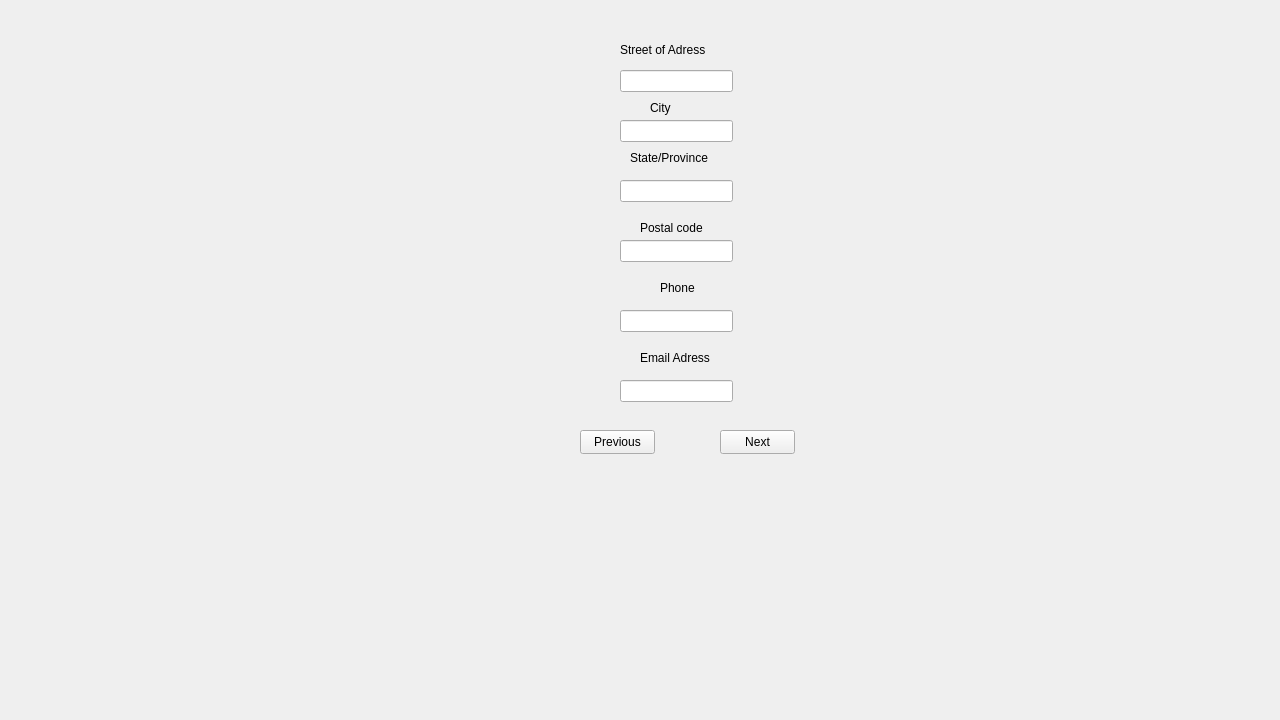
Qt form forms/register.ui (IVAndreev21/YRT) before a commit.
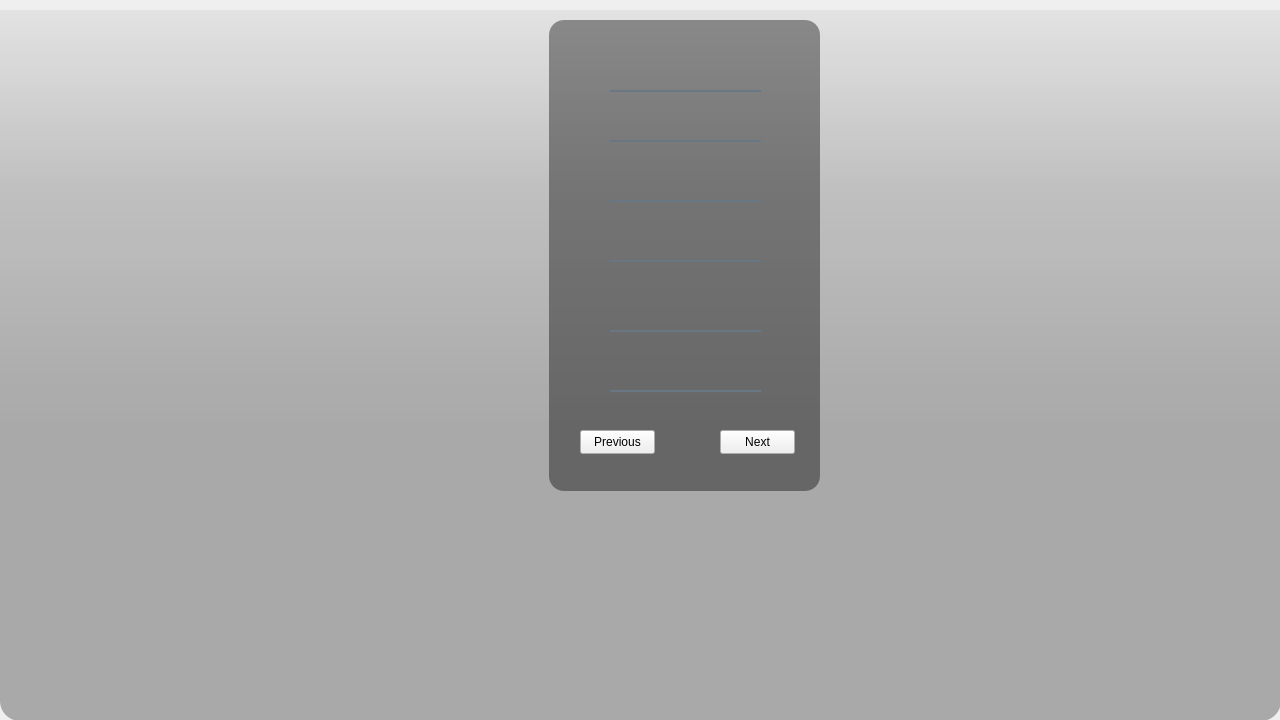
The same form after that commit. The open tabs and pages were chosen to show the change.

The edit to the form file:
```diff
--- a/forms/register.ui
+++ b/forms/register.ui
@@ -182,28 +182,23 @@
     </widget>
    </widget>
    <widget class="QWidget" name="contact_info">
-    <widget class="QLabel" name="street_LA">
-     <property name="geometry">
-      <rect>
-       <x>620</x>
-       <y>30</y>
-       <width>101</width>
-       <height>20</height>
-      </rect>
-     </property>
-     <property name="text">
-      <string>Street of Adress</string>
-     </property>
-    </widget>
     <widget class="QLineEdit" name="phone_LE">
      <property name="geometry">
       <rect>
-       <x>620</x>
+       <x>610</x>
        <y>300</y>
-       <width>113</width>
+       <width>151</width>
        <height>22</height>
       </rect>
      </property>
+     <property name="styleSheet">
+      <string notr="true">background-color:rgba(0,0,0,0);
+border:none;
+border-bottom:2px solid rgba(105, 118, 132, 255);
+color:rgba(255, 255, 255, 230);
+padding-bottom:7px;
+</string>
+     </property>
      <property name="text">
       <string/>
      </property>
@@ -211,29 +206,24 @@
     <widget class="QLineEdit" name="street_LE">
      <property name="geometry">
       <rect>
-       <x>620</x>
+       <x>610</x>
        <y>60</y>
-       <width>113</width>
+       <width>151</width>
        <height>22</height>
       </rect>
      </property>
+     <property name="styleSheet">
+      <string notr="true">background-color:rgba(0,0,0,0);
+border:none;
+border-bottom:2px solid rgba(105, 118, 132, 255);
+color:rgba(255, 255, 255, 230);
+padding-bottom:7px;
+</string>
+     </property>
      <property name="text">
       <string/>
      </property>
     </widget>
-    <widget class="QLabel" name="state_province_LA">
-     <property name="geometry">
-      <rect>
-       <x>630</x>
-       <y>140</y>
-       <width>121</width>
-       <height>16</height>
-      </rect>
-     </property>
-     <property name="text">
-      <string>State/Province</string>
-     </property>
-    </widget>
     <widget class="QPushButton" name="previous1_PB">
      <property name="geometry">
       <rect>
@@ -247,28 +237,23 @@
       <string>Previous</string>
      </property>
     </widget>
-    <widget class="QLabel" name="city_LA">
-     <property name="geometry">
-      <rect>
-       <x>650</x>
-       <y>90</y>
-       <width>61</width>
-       <height>16</height>
-      </rect>
-     </property>
-     <property name="text">
-      <string>City</string>
-     </property>
-    </widget>
     <widget class="QLineEdit" name="postal_code_LE">
      <property name="geometry">
       <rect>
-       <x>620</x>
+       <x>610</x>
        <y>230</y>
-       <width>113</width>
+       <width>151</width>
        <height>22</height>
       </rect>
      </property>
+     <property name="styleSheet">
+      <string notr="true">background-color:rgba(0,0,0,0);
+border:none;
+border-bottom:2px solid rgba(105, 118, 132, 255);
+color:rgba(255, 255, 255, 230);
+padding-bottom:7px;
+</string>
+     </property>
     </widget>
     <widget class="QPushButton" name="next2_PB">
      <property name="geometry">
@@ -283,28 +268,23 @@
       <string>Next</string>
      </property>
     </widget>
-    <widget class="QLabel" name="postal_code_LA">
-     <property name="geometry">
-      <rect>
-       <x>640</x>
-       <y>210</y>
-       <width>71</width>
-       <height>16</height>
-      </rect>
-     </property>
-     <property name="text">
-      <string>Postal code</string>
-     </property>
-    </widget>
     <widget class="QLineEdit" name="city_LE">
      <property name="geometry">
       <rect>
-       <x>620</x>
+       <x>610</x>
        <y>110</y>
-       <width>113</width>
+       <width>151</width>
        <height>22</height>
       </rect>
      </property>
+     <property name="styleSheet">
+      <string notr="true">background-color:rgba(0,0,0,0);
+border:none;
+border-bottom:2px solid rgba(105, 118, 132, 255);
+color:rgba(255, 255, 255, 230);
+padding-bottom:7px;
+</string>
+     </property>
      <property name="text">
       <string/>
      </property>
@@ -312,55 +292,89 @@
     <widget class="QLineEdit" name="email_LE">
      <property name="geometry">
       <rect>
-       <x>620</x>
-       <y>370</y>
-       <width>113</width>
+       <x>610</x>
+       <y>360</y>
+       <width>151</width>
        <height>22</height>
       </rect>
      </property>
+     <property name="styleSheet">
+      <string notr="true">background-color:rgba(0,0,0,0);
+border:none;
+border-bottom:2px solid rgba(105, 118, 132, 255);
+color:rgba(255, 255, 255, 230);
+padding-bottom:7px;
+</string>
+     </property>
      <property name="text">
       <string/>
      </property>
     </widget>
-    <widget class="QLabel" name="email_LA">
-     <property name="geometry">
-      <rect>
-       <x>640</x>
-       <y>340</y>
-       <width>81</width>
-       <height>16</height>
-      </rect>
-     </property>
-     <property name="text">
-      <string>Email Adress</string>
-     </property>
-    </widget>
-    <widget class="QLabel" name="phone_LA">
-     <property name="geometry">
-      <rect>
-       <x>660</x>
-       <y>270</y>
-       <width>41</width>
-       <height>16</height>
-      </rect>
-     </property>
-     <property name="text">
-      <string>Phone</string>
-     </property>
-    </widget>
     <widget class="QLineEdit" name="state_province_LE">
      <property name="geometry">
       <rect>
-       <x>620</x>
+       <x>610</x>
        <y>170</y>
-       <width>113</width>
+       <width>151</width>
        <height>22</height>
       </rect>
      </property>
+     <property name="styleSheet">
+      <string notr="true">background-color:rgba(0,0,0,0);
+border:none;
+border-bottom:2px solid rgba(105, 118, 132, 255);
+color:rgba(255, 255, 255, 230);
+padding-bottom:7px;
+</string>
+     </property>
      <property name="text">
       <string/>
      </property>
     </widget>
+    <widget class="QLabel" name="label_6">
+     <property name="geometry">
+      <rect>
+       <x>0</x>
+       <y>-20</y>
+       <width>1281</width>
+       <height>731</height>
+      </rect>
+     </property>
+     <property name="styleSheet">
+      <string notr="true">background-color: qlineargradient(spread:pad, x1:0, y1:0, x2:0, y2:0.715909, stop:0 rgba(0, 0, 0, 9), stop:0.375 rgba(0, 0, 0, 50), stop:0.835227 rgba(0, 0, 0, 75));
+border-radius:20px;</string>
+     </property>
+     <property name="text">
+      <string/>
+     </property>
+    </widget>
+    <widget class="QLabel" name="label_7">
+     <property name="geometry">
+      <rect>
+       <x>549</x>
+       <y>10</y>
+       <width>271</width>
+       <height>471</height>
+      </rect>
+     </property>
+     <property name="styleSheet">
+      <string notr="true">background-color:rgba(0, 0, 0,100);
+border-radius:15px;</string>
+     </property>
+     <property name="text">
+      <string/>
+     </property>
+    </widget>
+    <zorder>label_7</zorder>
+    <zorder>label_6</zorder>
+    <zorder>phone_LE</zorder>
+    <zorder>street_LE</zorder>
+    <zorder>previous1_PB</zorder>
+    <zorder>postal_code_LE</zorder>
+    <zorder>next2_PB</zorder>
+    <zorder>city_LE</zorder>
+    <zorder>email_LE</zorder>
+    <zorder>state_province_LE</zorder>
    </widget>
    <widget class="QWidget" name="financial_info">
     <widget class="QLineEdit" name="income_LE">
```
Left out of the diff: 416 changed lines with no effect on the pictures.
